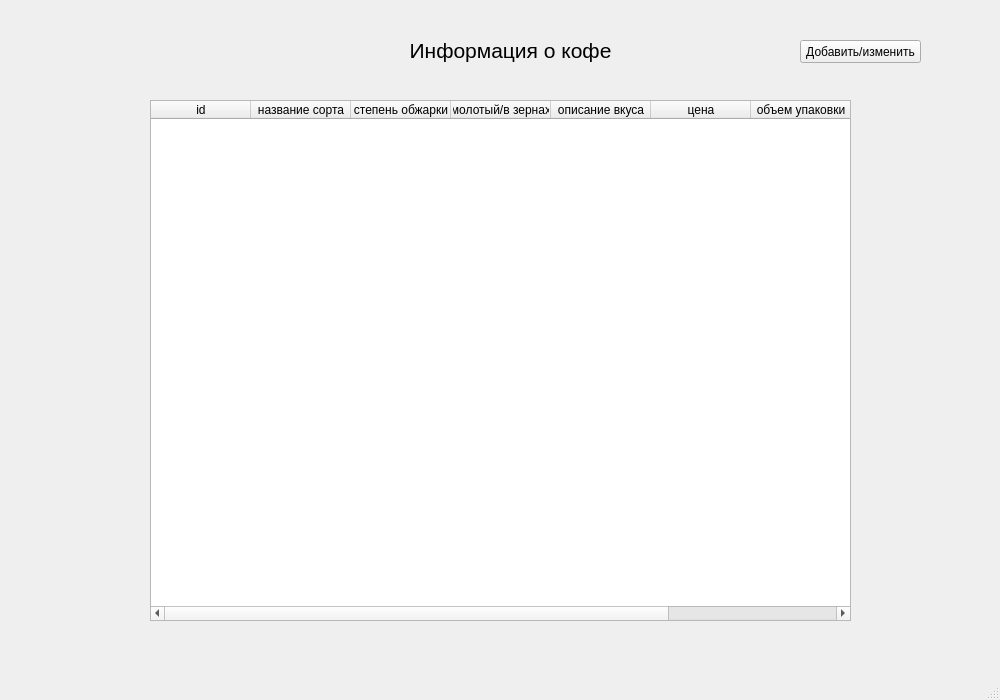
Qt form main.ui (MikeVeretennikov/fourth_task) before a commit.
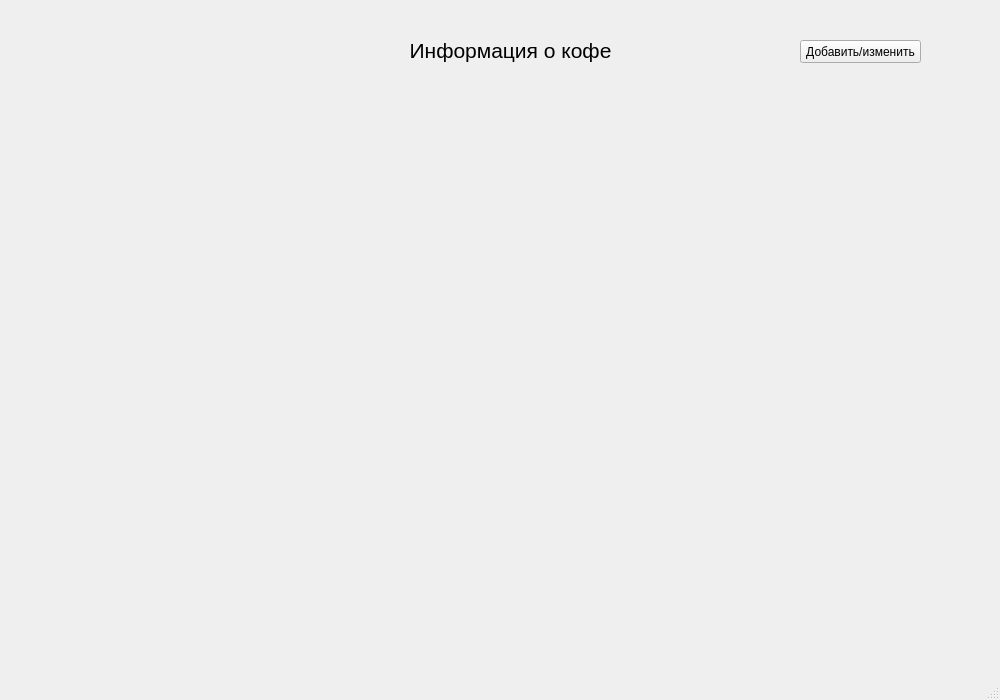
The same form after that commit.

```diff
--- a/main.ui
+++ b/main.ui
@@ -47,56 +47,6 @@
      <set>Qt::AlignCenter</set>
     </property>
    </widget>
-   <widget class="QTableWidget" name="table">
-    <property name="geometry">
-     <rect>
-      <x>150</x>
-      <y>100</y>
-      <width>701</width>
-      <height>521</height>
-     </rect>
-    </property>
-    <column>
-     <property name="text">
-      <string>id</string>
-     </property>
-    </column>
-    <column>
-     <property name="text">
-      <string notr="true">название сорта</string>
-     </property>
-    </column>
-    <column>
-     <property name="text">
-      <string>степень обжарки</string>
-     </property>
-    </column>
-    <column>
-     <property name="text">
-      <string>молотый/в зернах</string>
-     </property>
-    </column>
-    <column>
-     <property name="text">
-      <string>описание вкуса</string>
-     </property>
-    </column>
-    <column>
-     <property name="text">
-      <string>цена</string>
-     </property>
-    </column>
-    <column>
-     <property name="text">
-      <string>объем упаковки</string>
-     </property>
-    </column>
-    <column>
-     <property name="text">
-      <string/>
-     </property>
-    </column>
-   </widget>
    <widget class="QPushButton" name="add_edit">
     <property name="geometry">
      <rect>
```
